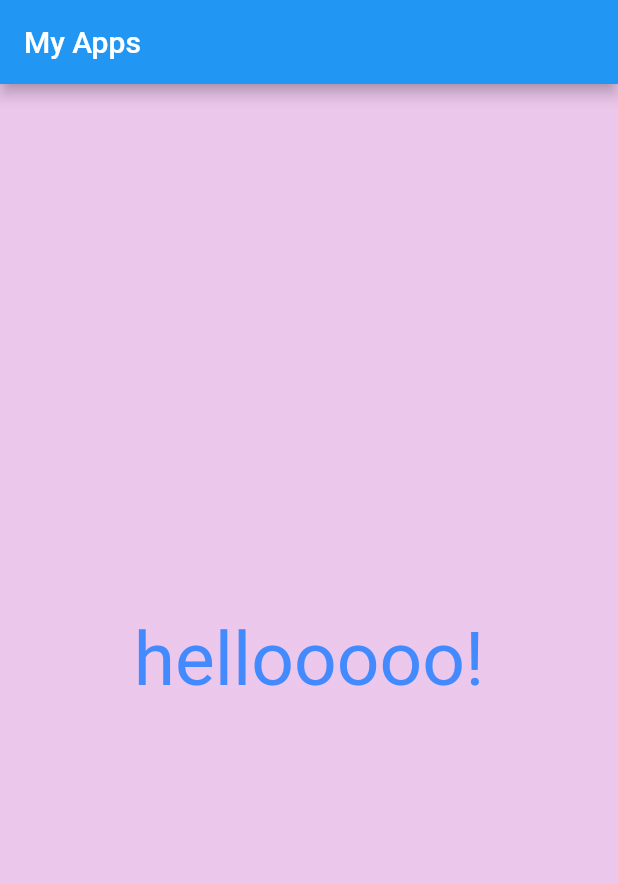
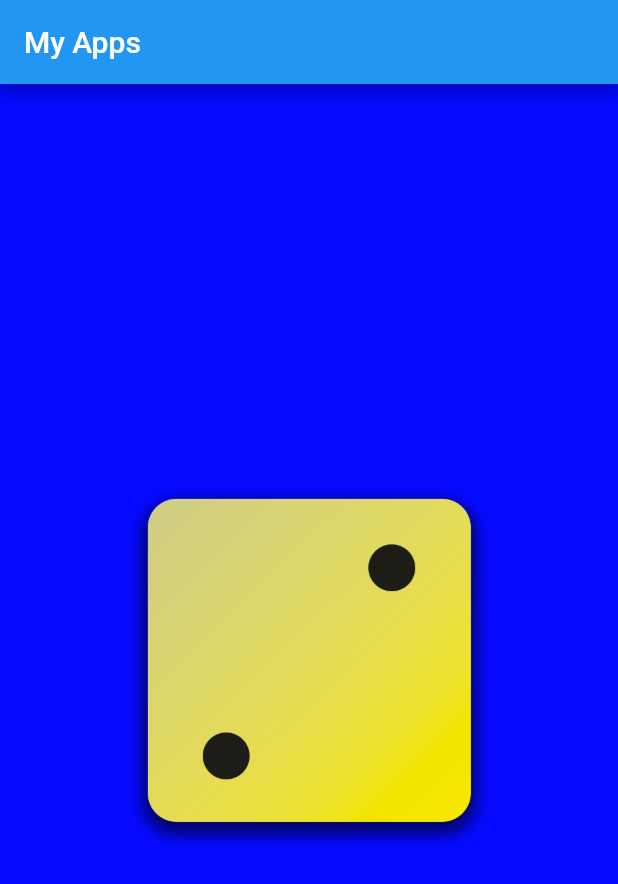
Before and after one commit to ahmadgalang/flutter-practice-one, a Flutter app: the screen it shows after launch, on a phone screen of 412 x 824 dp. Shown: the top 884 px of the screen. Run offline on Flutter 3.47's test engine with Material 2 defaults, Android fonts, the phone set to English and light mode, and no system bars.

Commit message:
Displaying Images & Using Multiple Constructor Functions

```diff
--- a/lib/gradient_container.dart
+++ b/lib/gradient_container.dart
@@ -1,11 +1,14 @@
 import 'package:flutter/material.dart';
-import 'package:my_app/styled_text.dart';
 
 const alignmentCenter = Alignment.center;
-const bottomCenter = Alignment.bottomCenter;
+const bottomCenter = Alignment.center;
 
 class GradientContainer extends StatelessWidget {
   const GradientContainer(this.color1, this.color2, {super.key});
+
+  const GradientContainer.purple({super.key})
+      : color1 = const Color.fromARGB(255, 90, 7, 233),
+        color2 = const Color.fromARGB(255, 232, 0, 0);
 
   final Color color1;
   final Color color2;
@@ -19,7 +22,9 @@ class GradientContainer extends StatelessWidget {
             begin: alignmentCenter,
             end: bottomCenter),
       ),
-      child: const Center(child: StyledText('hellooooo!')),
+      child: Center(
+        child: Image.asset('assets/images/dice-2.png', width: 250,),
+      ),
     );
   }
 }
--- a/lib/main.dart
+++ b/lib/main.dart
@@ -8,8 +8,8 @@ void main() {
         title: const Text('My Apps'),
       ),
       body: const GradientContainer(
-        Color.fromARGB(123, 222, 145, 222),
-        Color.fromARGB(123, 222, 145, 222),
+        Color.fromARGB(255, 34, 0, 255),
+        Color.fromARGB(255, 5, 9, 255),
       ),
     ),
   ));
```
Also changed, not shown: pubspec.yaml (+6 -3 lines), assets/images/dice-1.png (added), assets/images/dice-2.png (added), assets/images/dice-3.png (added), assets/images/dice-4.png (added), assets/images/dice-5.png (added), assets/images/dice-6.png (added).
